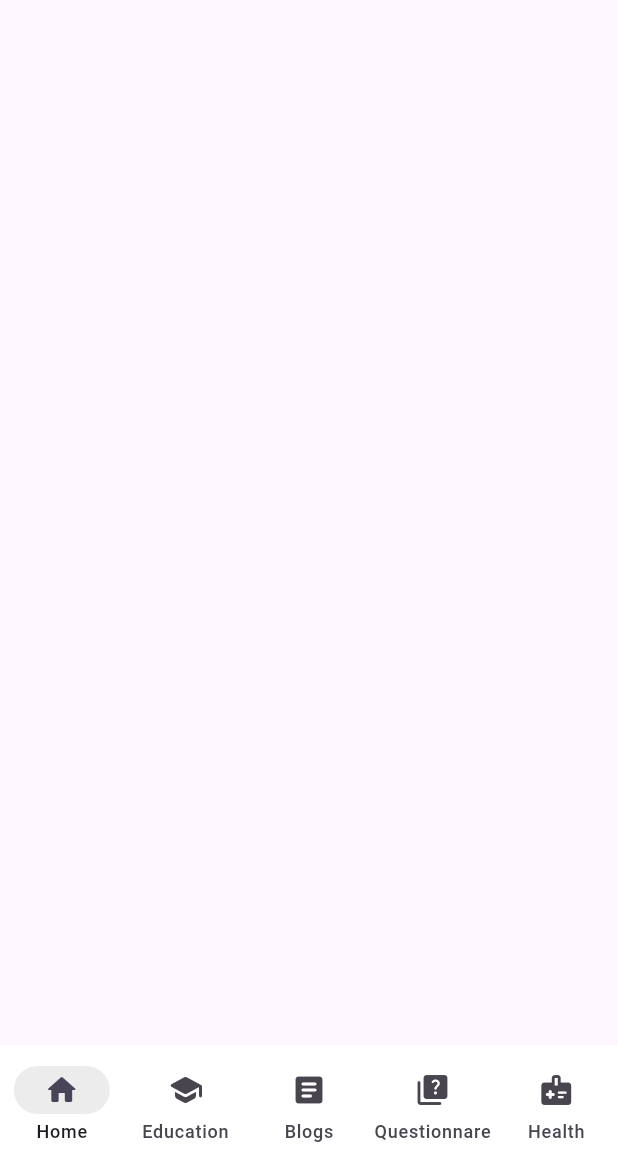
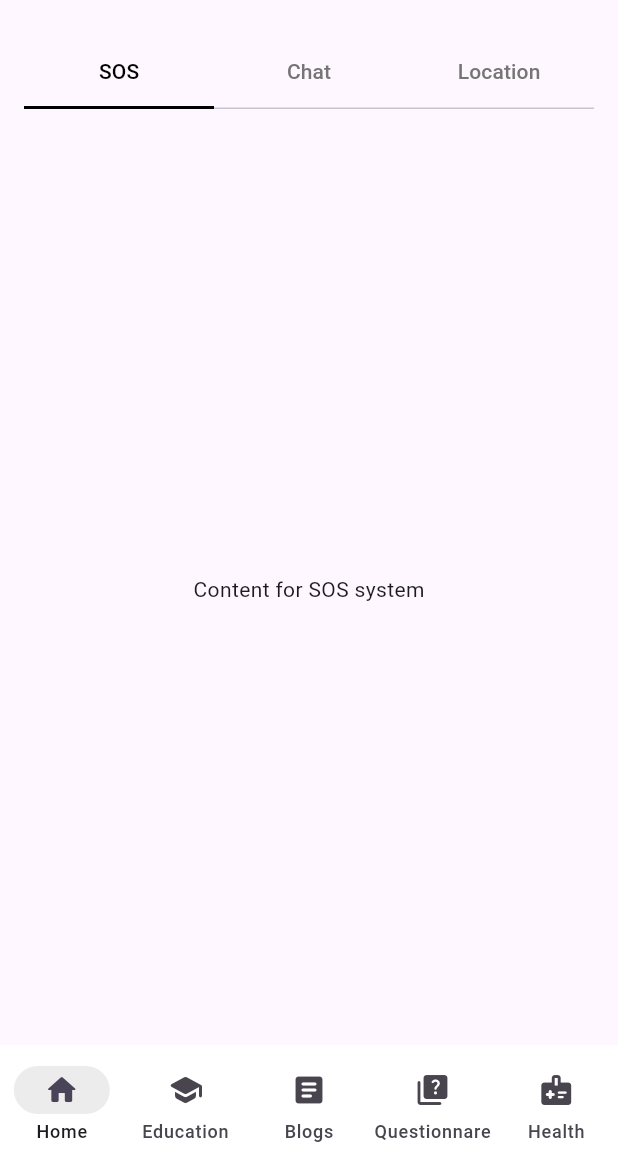
Before and after one commit to sajitheranda05/EduGuard_R24_141, a Flutter app: the Layout screen opened directly, on a phone screen of 412 x 824 dp, the part 71-1236 px from its top. Run offline on Flutter 3.47's test engine with Material 3 defaults, Android fonts, the phone set to English and light mode, and no system bars; our stand-ins replace get, smooth_page_indicator.

Commit message:
custom tabbar implementation

```diff
--- /dev/null
+++ b/lib/src/common_widgets/Screens/tabbar.dart
@@ -0,0 +1,22 @@
+import 'package:flutter/material.dart';
+
+class CustomTabBar extends StatelessWidget implements PreferredSizeWidget{
+  const CustomTabBar({super.key, required this.tabs});
+
+  final List<Widget> tabs;
+
+  @override
+  Widget build(BuildContext context) {
+    return TabBar(
+        tabs: tabs,
+        indicatorColor: Colors.black,
+        labelColor: Colors.black,
+        unselectedLabelColor: Colors.grey[600],
+        indicatorSize:  TabBarIndicatorSize.tab,
+    );
+  }
+
+  @override
+  // TODO: implement preferredSize
+  Size get preferredSize => const Size.fromHeight(kToolbarHeight);
+}
--- a/lib/src/common_widgets/controllers/bottom_navigation_controller.dart
+++ b/lib/src/common_widgets/controllers/bottom_navigation_controller.dart
@@ -6,7 +6,7 @@ class NavigationController extends GetxController {
   final Rx<int> selectedIndex =0.obs;
 
   final screens = [
-    const SOSHome(),
+    const SOSHomePage(),
     //const TestPage(),
     //const MainScreen(),
     (Container(color: Colors.orange,)),
--- a/lib/src/features/sos_system/screens/sos_home.dart
+++ b/lib/src/features/sos_system/screens/sos_home.dart
@@ -1,20 +1,22 @@
 import 'package:eduguard/src/common_widgets/Screens/appbar.dart';
+import 'package:eduguard/src/common_widgets/Screens/tabbar.dart';
 import 'package:flutter/material.dart';
 
-class SOSHome extends StatefulWidget {
-  const SOSHome({super.key});
+class SOSHomePage extends StatefulWidget {
+  const SOSHomePage({super.key});
 
   @override
-  State<SOSHome> createState() => _SOSHomeState();
+  State<SOSHomePage> createState() => _SOSHomePageState();
 }
 
-class _SOSHomeState extends State<SOSHome> {
+class _SOSHomePageState extends State<SOSHomePage> {
   @override
   Widget build(BuildContext context) {
-    return  const Scaffold(
+    return DefaultTabController(
+        length: 3,
+        child: Scaffold(
 
-      //Custom Appbar
-      appBar: CustomAppBar(
+          appBar: const CustomAppBar(
             title: Column(
               crossAxisAlignment: CrossAxisAlignment.start,
               children: [
@@ -24,6 +26,36 @@ class _SOSHomeState extends State<SOSHome> {
             ),
           ),
 
+          body: Column(
+            children: [
+              Container(
+                padding: const EdgeInsets.all(16.0),
+                child: const CustomTabBar(
+                  tabs: [
+                    Tab(child: Text('SOS'),),
+                    Tab(child: Text('Chat'),),
+                    Tab(child: Text('Location'),),
+                  ],
+                ),
+              ),
+              const Expanded(
+                  child: TabBarView(
+                    children: [
+                      Center(
+                        child: Text('Content for SOS system'),
+                      ),
+                      Center(
+                        child: Text('Content for Chat system'),
+                      ),
+                      Center(
+                        child: Text('Content for Location system'),
+                      ),
+                    ],
+                  )
+              ),
+            ],
+          ),
+        ),
     );
   }
 }
```
Lines whose indentation alone changed are shown as unchanged.
